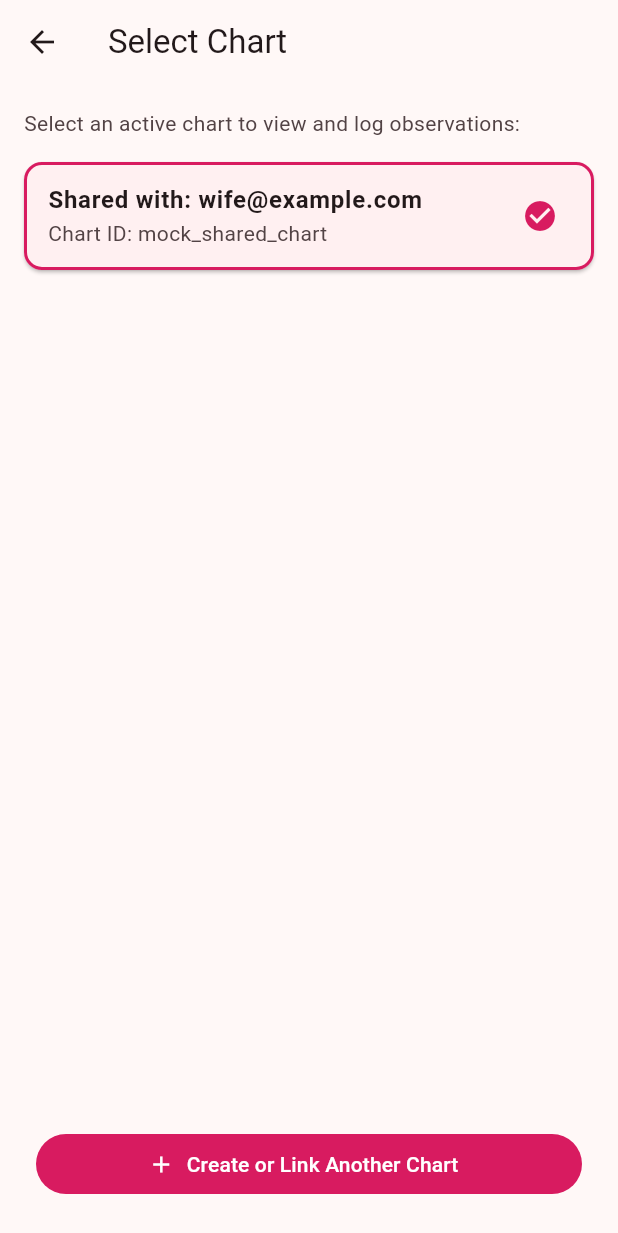
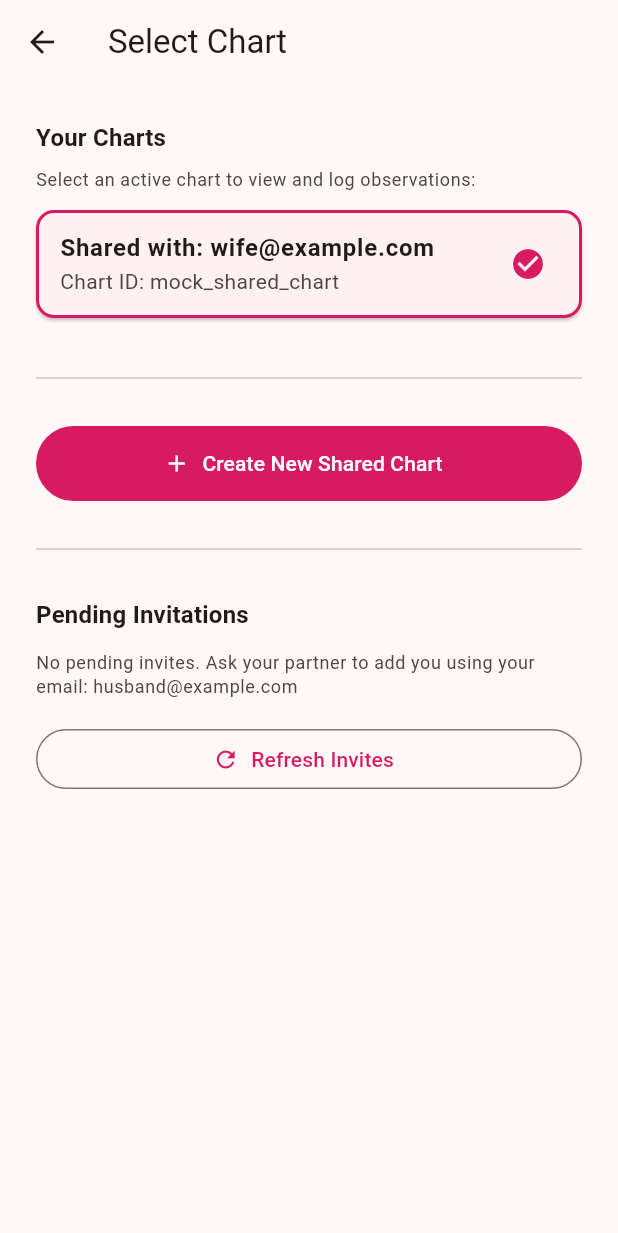
Before and after one commit to mweastwood/PetalCount, a Flutter app: the screen it shows after launch, after a tap on the "swap horiz" icon, on a phone screen of 412 x 824 dp. Shown: the top 1233 px of the screen. Run offline on Flutter 3.47's test engine with Material 3 defaults, Android fonts, the phone set to English and light mode, and no system bars; drawn by our look-alikes of dynamic_color; our stand-ins replace cloud_firestore, firebase_auth, firebase_core, google_sign_in, pdf, share_plus; missing offline and left inert: dart:html; accounts and stored records are empty.

Commit message:
refactor: merge SetupChartScreen onboarding flow into ChartSelectionScreen

```diff
--- a/app/lib/main.dart
+++ b/app/lib/main.dart
@@ -84,7 +84,7 @@ class AuthGate extends StatelessWidget {
 
         final chartId = Services.db.currentChartId;
         if (chartId == null) {
-          return const SetupChartScreen();
+          return const ChartSelectionScreen();
         }
 
         return const DashboardScreen();
@@ -186,17 +186,227 @@ class _LoginScreenState extends State<LoginScreen> {
 }
 
 // ==========================================
-// 2. SETUP CHART / LINK PARTNER SCREEN
+// 2. CHART SELECTION & ONBOARDING SCREEN
 // ==========================================
 
-class SetupChartScreen extends StatefulWidget {
-  const SetupChartScreen({super.key});
+// ==========================================
+// 3. DASHBOARD SCREEN & CHART GRID
+// ==========================================
+
+class DashboardScreen extends StatefulWidget {
+  const DashboardScreen({super.key});
 
   @override
-  State<SetupChartScreen> createState() => _SetupChartScreenState();
-}
-
-class _SetupChartScreenState extends State<SetupChartScreen> {
+  State<DashboardScreen> createState() => _DashboardScreenState();
+}
+
+class _DashboardScreenState extends State<DashboardScreen> {
+  late final Stream<List<Cycle>> _cyclesStream;
+
+  @override
+  void initState() {
+    super.initState();
+    _cyclesStream = Services.db.streamCycles();
+  }
+
+  void _startNewCycleDialog(BuildContext context) {
+    final dateController = TextEditingController(
+      text: DateFormat('yyyy-MM-dd').format(DateTime.now()),
+    );
+    DateTime selectedDate = DateTime.now();
+
+    showDialog(
+      context: context,
+      builder: (context) {
+        return AlertDialog(
+          title: const Text('Start New Cycle'),
+          content: Column(
+            mainAxisSize: MainAxisSize.min,
+            children: [
+              const Text(
+                'This will close the active cycle and start a new one on Day 1.',
+              ),
+              const SizedBox(height: 16),
+              ListTile(
+                title: const Text('Start Date (Day 1)'),
+                subtitle: Text(DateFormat('yyyy-MM-dd').format(selectedDate)),
+                trailing: const Icon(Icons.calendar_today),
+                onTap: () async {
+                  final picked = await showDatePicker(
+                    context: context,
+                    initialDate: selectedDate,
+                    firstDate: DateTime.now().subtract(
+                      const Duration(days: 90),
+                    ),
+                    lastDate: DateTime.now(),
+                  );
+                  if (picked != null) {
+                    selectedDate = picked;
+                    dateController.text = DateFormat(
+                      'yyyy-MM-dd',
+                    ).format(picked);
+                  }
+                },
+              ),
+            ],
+          ),
+          actions: [
+            TextButton(
+              onPressed: () => Navigator.of(context).pop(),
+              child: const Text('Cancel'),
+            ),
+            FilledButton(
+              onPressed: () async {
+                await Services.db.startNewCycle(selectedDate, const [
+                  '6-C',
+                ]); // Default BIP
+                if (context.mounted) Navigator.of(context).pop();
+              },
+              child: const Text('Create'),
+            ),
+          ],
+        );
+      },
+    );
+  }
+
+  Widget _buildNoCyclesView(BuildContext context) {
+    final theme = Theme.of(context);
+    return Padding(
+      padding: const EdgeInsets.all(32.0),
+      child: Center(
+        child: Column(
+          mainAxisAlignment: MainAxisAlignment.center,
+          children: [
+            Icon(
+              Icons.calendar_today_outlined,
+              size: 80,
+              color: theme.colorScheme.outlineVariant,
+            ),
+            const SizedBox(height: 24),
+            Text(
+              'No Cycles Started Yet',
+              style: theme.textTheme.headlineSmall?.copyWith(
+                fontWeight: FontWeight.bold,
+              ),
+            ),
+            const SizedBox(height: 8),
+            Text(
+              'Click the button below to start your very first cycle chart. Typically, Day 1 is the first day of menstruation.',
+              textAlign: TextAlign.center,
+              style: theme.textTheme.bodyMedium?.copyWith(
+                color: theme.colorScheme.onSurfaceVariant,
+              ),
+            ),
+            const SizedBox(height: 32),
+            FilledButton.icon(
+              onPressed: () => _startNewCycleDialog(context),
+              icon: const Icon(Icons.add),
+              label: const Text('Start First Cycle'),
+            ),
+          ],
+        ),
+      ),
+    );
+  }
+
+  @override
+  Widget build(BuildContext context) {
+    return StreamBuilder<List<Cycle>>(
+      stream: _cyclesStream,
+      builder: (context, snapshot) {
+        if (snapshot.connectionState == ConnectionState.waiting) {
+          return const Scaffold(
+            body: Center(child: CircularProgressIndicator()),
+          );
+        }
+
+        final cycles = snapshot.data ?? [];
+
+        return Scaffold(
+          appBar: AppBar(
+            title: const Text('Petal Count'),
+            leading: IconButton(
+              icon: const Icon(Icons.swap_horiz),
+              tooltip: 'Switch Chart',
+              onPressed: () {
+                Navigator.of(context).push(
+                  MaterialPageRoute(
+                    builder: (context) => const ChartSelectionScreen(),
+                  ),
+                );
+              },
+            ),
+            actions: [
+              IconButton(
+                icon: const Icon(Icons.settings),
+                tooltip: 'Settings',
+                onPressed: () {
+                  Navigator.of(context).push(
+                    MaterialPageRoute(
+                      builder: (context) => SettingsScreen(
+                        activeCycle: cycles.isNotEmpty ? cycles.first : null,
+                      ),
+                    ),
+                  );
+                },
+              ),
+            ],
+          ),
+          body: cycles.isEmpty
+              ? _buildNoCyclesView(context)
+              : ListView.builder(
+                  padding: const EdgeInsets.all(16.0),
+                  itemCount: cycles.length,
+                  itemBuilder: (context, index) {
+                    final cycle = cycles[index];
+                    return Card(
+                      margin: const EdgeInsets.only(bottom: 12.0),
+                      child: ListTile(
+                        title: Text(
+                          'Cycle starting ${DateFormat('MMMM dd, yyyy').format(cycle.startDate)}',
+                          style: const TextStyle(fontWeight: FontWeight.bold),
+                        ),
+                        subtitle: Padding(
+                          padding: const EdgeInsets.only(top: 6.0),
+                          child: Text(
+                            '${cycle.dailyEntries.length} entries logged  |  BIP: ${cycle.bipCodes.isEmpty ? 'None' : cycle.bipCodes.join(', ')}',
+                          ),
+                        ),
+                        trailing: const Icon(Icons.chevron_right),
+                        onTap: () {
+                          Navigator.of(context).push(
+                            MaterialPageRoute(
+                              builder: (context) =>
+                                  CycleChartScreen(cycleId: cycle.id),
+                            ),
+                          );
+                        },
+                      ),
+                    );
+                  },
+                ),
+          floatingActionButton: cycles.isNotEmpty
+              ? FloatingActionButton.extended(
+                  onPressed: () => _startNewCycleDialog(context),
+                  icon: const Icon(Icons.add),
+                  label: const Text('Start New Cycle'),
+                )
+              : null,
+        );
+      },
+    );
+  }
+}
+
+class ChartSelectionScreen extends StatefulWidget {
+  const ChartSelectionScreen({super.key});
+
+  @override
+  State<ChartSelectionScreen> createState() => _ChartSelectionScreenState();
+}
+
+class _ChartSelectionScreenState extends State<ChartSelectionScreen> {
   bool _isLoading = false;
   List<Map<String, dynamic>> _pendingInvites = [];
 
@@ -208,9 +418,11 @@ class _SetupChartScreenState extends State<SetupChartScreen> {
 
   Future<void> _loadInvitations() async {
     final invites = await Services.db.getPendingInvitations();
+    if (mounted) {
       setState(() {
         _pendingInvites = invites;
       });
+    }
   }
 
   Future<void> _createChart() async {
@@ -275,11 +487,19 @@ class _SetupChartScreenState extends State<SetupChartScreen> {
   Widget build(BuildContext context) {
     final theme = Theme.of(context);
     final currentUserEmail = Services.db.currentUser?.email ?? '';
+    final currentChartId = Services.db.currentChartId;
 
     return Scaffold(
       appBar: AppBar(
-        title: const Text('Setup Chart'),
+        title: const Text('Select Chart'),
+        leading: currentChartId != null
+            ? IconButton(
+                icon: const Icon(Icons.arrow_back),
+                onPressed: () => Navigator.of(context).pop(),
+              )
+            : null,
         actions: [
+          if (currentChartId == null)
             IconButton(
               icon: const Icon(Icons.logout),
               onPressed: () => Services.db.signOut(),
@@ -309,7 +529,7 @@ class _SetupChartScreenState extends State<SetupChartScreen> {
                   ),
                   const SizedBox(height: 8),
                   Text(
-                    'Select an existing chart to continue tracking, or set up a new one below:',
+                    'Select an active chart to view and log observations:',
                     style: theme.textTheme.bodySmall?.copyWith(
                       color: theme.colorScheme.onSurfaceVariant,
                     ),
@@ -322,6 +542,7 @@ class _SetupChartScreenState extends State<SetupChartScreen> {
                     itemBuilder: (context, index) {
                       final chart = charts[index];
                       final chartId = chart['id'] as String;
+                      final isActive = currentChartId == chartId;
 
                       final emails = List<String>.from(chart['emails'] ?? []);
                       final partners = emails
@@ -333,14 +554,34 @@ class _SetupChartScreenState extends State<SetupChartScreen> {
 
                       return Card(
                         margin: const EdgeInsets.only(bottom: 8.0),
+                        shape: isActive
+                            ? RoundedRectangleBorder(
+                                side: BorderSide(
+                                  color: theme.colorScheme.primary,
+                                  width: 2,
+                                ),
+                                borderRadius: BorderRadius.circular(12),
+                              )
+                            : null,
                         child: ListTile(
                           title: Text(
                             titleText,
                             style: const TextStyle(fontWeight: FontWeight.bold),
                           ),
                           subtitle: Text('Chart ID: $chartId'),
-                          trailing: const Icon(Icons.chevron_right),
-                          onTap: () => Services.db.setActiveChart(chartId),
+                          trailing: isActive
+                              ? Icon(
+                                  Icons.check_circle,
+                                  color: theme.colorScheme.primary,
+                                )
+                              : const Icon(Icons.chevron_right),
+                          onTap: () async {
+                            await Services.db.setActiveChart(chartId);
+                            if (context.mounted &&
+                                Navigator.of(context).canPop()) {
+                              Navigator.of(context).pop();
+                            }
+                          },
                         ),
                       );
                     },
@@ -348,8 +589,7 @@ class _SetupChartScreenState extends State<SetupChartScreen> {
                   const SizedBox(height: 24),
                   const Divider(),
                   const SizedBox(height: 24),
-                ],
-
+                ] else ...[
                   Text(
                     'Welcome to PetalCount!',
                     style: theme.textTheme.headlineMedium?.copyWith(
@@ -364,6 +604,8 @@ class _SetupChartScreenState extends State<SetupChartScreen> {
                     textAlign: TextAlign.center,
                   ),
                   const SizedBox(height: 32),
+                ],
+
                 if (_isLoading)
                   const Center(child: CircularProgressIndicator())
                 else ...[
@@ -422,337 +664,6 @@ class _SetupChartScreenState extends State<SetupChartScreen> {
                 ],
               ],
             ),
-          );
-        },
-      ),
-    );
-  }
-}
-
-// ==========================================
-// 3. DASHBOARD SCREEN & CHART GRID
-// ==========================================
-
-class DashboardScreen extends StatefulWidget {
-  const DashboardScreen({super.key});
-
-  @override
-  State<DashboardScreen> createState() => _DashboardScreenState();
-}
-
-class _DashboardScreenState extends State<DashboardScreen> {
-  late final Stream<List<Cycle>> _cyclesStream;
-
-  @override
-  void initState() {
-    super.initState();
-    _cyclesStream = Services.db.streamCycles();
-  }
-
-  void _startNewCycleDialog(BuildContext context) {
-    final dateController = TextEditingController(
-      text: DateFormat('yyyy-MM-dd').format(DateTime.now()),
-    );
-    DateTime selectedDate = DateTime.now();
-
-    showDialog(
-      context: context,
-      builder: (context) {
-        return AlertDialog(
-          title: const Text('Start New Cycle'),
-          content: Column(
-            mainAxisSize: MainAxisSize.min,
-            children: [
-              const Text(
-                'This will close the active cycle and start a new one on Day 1.',
-              ),
-              const SizedBox(height: 16),
-              ListTile(
-                title: const Text('Start Date (Day 1)'),
-                subtitle: Text(DateFormat('yyyy-MM-dd').format(selectedDate)),
-                trailing: const Icon(Icons.calendar_today),
-                onTap: () async {
-                  final picked = await showDatePicker(
-                    context: context,
-                    initialDate: selectedDate,
-                    firstDate: DateTime.now().subtract(
-                      const Duration(days: 90),
-                    ),
-                    lastDate: DateTime.now(),
-                  );
-                  if (picked != null) {
-                    selectedDate = picked;
-                    dateController.text = DateFormat(
-                      'yyyy-MM-dd',
-                    ).format(picked);
-                  }
-                },
-              ),
-            ],
-          ),
-          actions: [
-            TextButton(
-              onPressed: () => Navigator.of(context).pop(),
-              child: const Text('Cancel'),
-            ),
-            FilledButton(
-              onPressed: () async {
-                await Services.db.startNewCycle(selectedDate, const [
-                  '6-C',
-                ]); // Default BIP
-                if (context.mounted) Navigator.of(context).pop();
-              },
-              child: const Text('Create'),
-            ),
-          ],
-        );
-      },
-    );
-  }
-
-  Widget _buildNoCyclesView(BuildContext context) {
-    final theme = Theme.of(context);
-    return Padding(
-      padding: const EdgeInsets.all(32.0),
-      child: Center(
-        child: Column(
-          mainAxisAlignment: MainAxisAlignment.center,
-          children: [
-            Icon(
-              Icons.calendar_today_outlined,
-              size: 80,
-              color: theme.colorScheme.outlineVariant,
-            ),
-            const SizedBox(height: 24),
-            Text(
-              'No Cycles Started Yet',
-              style: theme.textTheme.headlineSmall?.copyWith(
-                fontWeight: FontWeight.bold,
-              ),
-            ),
-            const SizedBox(height: 8),
-            Text(
-              'Click the button below to start your very first cycle chart. Typically, Day 1 is the first day of menstruation.',
-              textAlign: TextAlign.center,
-              style: theme.textTheme.bodyMedium?.copyWith(
-                color: theme.colorScheme.onSurfaceVariant,
-              ),
-            ),
-            const SizedBox(height: 32),
-            FilledButton.icon(
-              onPressed: () => _startNewCycleDialog(context),
-              icon: const Icon(Icons.add),
-              label: const Text('Start First Cycle'),
-            ),
-          ],
-        ),
-      ),
-    );
-  }
-
-  @override
-  Widget build(BuildContext context) {
-    return StreamBuilder<List<Cycle>>(
-      stream: _cyclesStream,
-      builder: (context, snapshot) {
-        if (snapshot.connectionState == ConnectionState.waiting) {
-          return const Scaffold(
-            body: Center(child: CircularProgressIndicator()),
-          );
-        }
-
-        final cycles = snapshot.data ?? [];
-
-        return Scaffold(
-          appBar: AppBar(
-            title: const Text('Petal Count'),
-            leading: IconButton(
-              icon: const Icon(Icons.swap_horiz),
-              tooltip: 'Switch Chart',
-              onPressed: () {
-                Navigator.of(context).push(
-                  MaterialPageRoute(
-                    builder: (context) => const ChartSelectionScreen(),
-                  ),
-                );
-              },
-            ),
-            actions: [
-              IconButton(
-                icon: const Icon(Icons.settings),
-                tooltip: 'Settings',
-                onPressed: () {
-                  Navigator.of(context).push(
-                    MaterialPageRoute(
-                      builder: (context) => SettingsScreen(
-                        activeCycle: cycles.isNotEmpty ? cycles.first : null,
-                      ),
-                    ),
-                  );
-                },
-              ),
-            ],
-          ),
-          body: cycles.isEmpty
-              ? _buildNoCyclesView(context)
-              : ListView.builder(
-                  padding: const EdgeInsets.all(16.0),
-                  itemCount: cycles.length,
-                  itemBuilder: (context, index) {
-                    final cycle = cycles[index];
-                    return Card(
-                      margin: const EdgeInsets.only(bottom: 12.0),
-                      child: ListTile(
-                        title: Text(
-                          'Cycle starting ${DateFormat('MMMM dd, yyyy').format(cycle.startDate)}',
-                          style: const TextStyle(fontWeight: FontWeight.bold),
-                        ),
-                        subtitle: Padding(
-                          padding: const EdgeInsets.only(top: 6.0),
-                          child: Text(
-                            '${cycle.dailyEntries.length} entries logged  |  BIP: ${cycle.bipCodes.isEmpty ? 'None' : cycle.bipCodes.join(', ')}',
-                          ),
-                        ),
-                        trailing: const Icon(Icons.chevron_right),
-                        onTap: () {
-                          Navigator.of(context).push(
-                            MaterialPageRoute(
-                              builder: (context) =>
-                                  CycleChartScreen(cycleId: cycle.id),
-                            ),
-                          );
-                        },
-                      ),
-                    );
-                  },
-                ),
-          floatingActionButton: cycles.isNotEmpty
-              ? FloatingActionButton.extended(
-                  onPressed: () => _startNewCycleDialog(context),
-                  icon: const Icon(Icons.add),
-                  label: const Text('Start New Cycle'),
-                )
-              : null,
-        );
-      },
-    );
-  }
-}
-
-class ChartSelectionScreen extends StatefulWidget {
-  const ChartSelectionScreen({super.key});
-
-  @override
-  State<ChartSelectionScreen> createState() => _ChartSelectionScreenState();
-}
-
-class _ChartSelectionScreenState extends State<ChartSelectionScreen> {
-  @override
-  Widget build(BuildContext context) {
-    final theme = Theme.of(context);
-    final currentUserEmail = Services.db.currentUser?.email ?? '';
-
-    return Scaffold(
-      appBar: AppBar(title: const Text('Select Chart')),
-      body: StreamBuilder<List<Map<String, dynamic>>>(
-        stream: Services.db.streamAvailableCharts(),
-        builder: (context, snapshot) {
-          if (snapshot.connectionState == ConnectionState.waiting) {
-            return const Center(child: CircularProgressIndicator());
-          }
-
-          final charts = snapshot.data ?? [];
-
-          return Column(
-            crossAxisAlignment: CrossAxisAlignment.stretch,
-            children: [
-              Padding(
-                padding: const EdgeInsets.all(16.0),
-                child: Text(
-                  'Select an active chart to view and log observations:',
-                  style: theme.textTheme.bodyMedium?.copyWith(
-                    color: theme.colorScheme.onSurfaceVariant,
-                  ),
-                ),
-              ),
-              Expanded(
-                child: charts.isEmpty
-                    ? Center(
-                        child: Text(
-                          'No charts found.',
-                          style: theme.textTheme.bodyMedium,
-                        ),
-                      )
-                    : ListView.builder(
-                        padding: const EdgeInsets.symmetric(horizontal: 16.0),
-                        itemCount: charts.length,
-                        itemBuilder: (context, index) {
-                          final chart = charts[index];
-                          final chartId = chart['id'] as String;
-                          final isActive =
-                              Services.db.currentChartId == chartId;
-
-                          final emails = List<String>.from(
-                            chart['emails'] ?? [],
-                          );
-                          final partners = emails
-                              .where((e) => e != currentUserEmail)
-                              .toList();
-                          final titleText = partners.isEmpty
-                              ? 'My Solo Chart'
-                              : 'Shared with: ${partners.join(", ")}';
-
-                          return Card(
-                            margin: const EdgeInsets.only(bottom: 12.0),
-                            shape: isActive
-                                ? RoundedRectangleBorder(
-                                    side: BorderSide(
-                                      color: theme.colorScheme.primary,
-                                      width: 2,
-                                    ),
-                                    borderRadius: BorderRadius.circular(12),
-                                  )
-                                : null,
-                            child: ListTile(
-                              title: Text(
-                                titleText,
-                                style: const TextStyle(
-                                  fontWeight: FontWeight.bold,
-                                ),
-                              ),
-                              subtitle: Text('Chart ID: $chartId'),
-                              trailing: isActive
-                                  ? Icon(
-                                      Icons.check_circle,
-                                      color: theme.colorScheme.primary,
-                                    )
-                                  : const Icon(Icons.chevron_right),
-                              onTap: () async {
-                                await Services.db.setActiveChart(chartId);
-                                if (context.mounted) {
-                                  Navigator.of(context).pop();
-                                }
-                              },
-                            ),
-                          );
-                        },
-                      ),
-              ),
-              Padding(
-                padding: const EdgeInsets.all(24.0),
-                child: FilledButton.icon(
-                  onPressed: () {
-                    Navigator.of(context).push(
-                      MaterialPageRoute(
-                        builder: (context) => const SetupChartScreen(),
-                      ),
-                    );
-                  },
-                  icon: const Icon(Icons.add),
-                  label: const Text('Create or Link Another Chart'),
-                ),
-              ),
-            ],
           );
         },
       ),
```
Also changed, not shown: 2 other files. Lines whose indentation alone changed are shown as unchanged.
